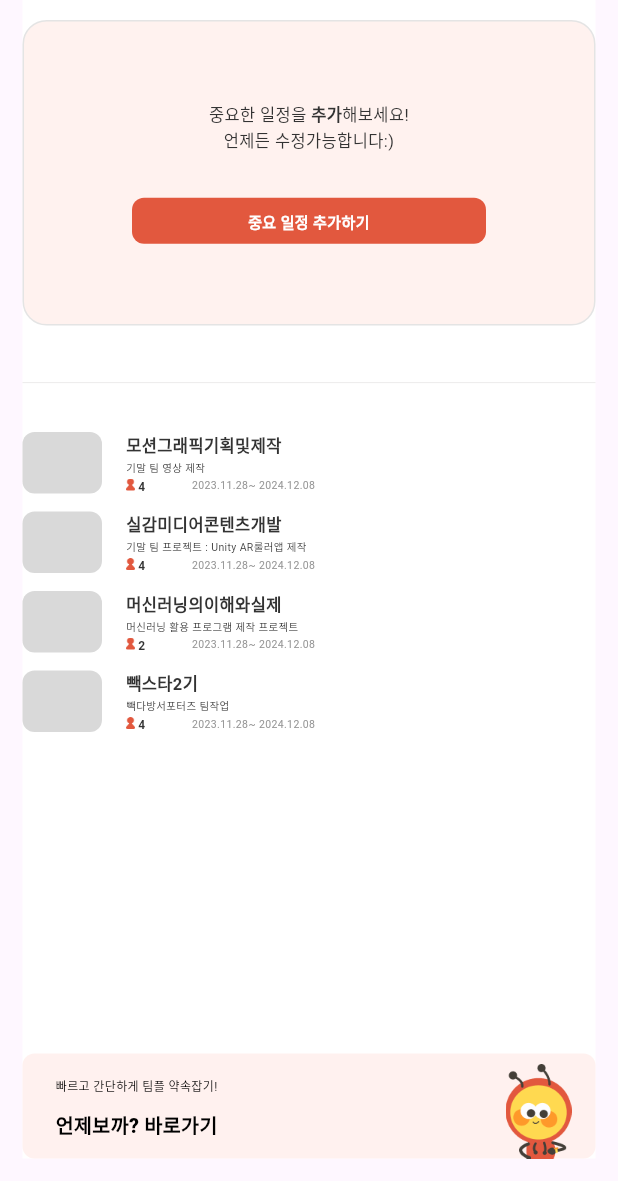
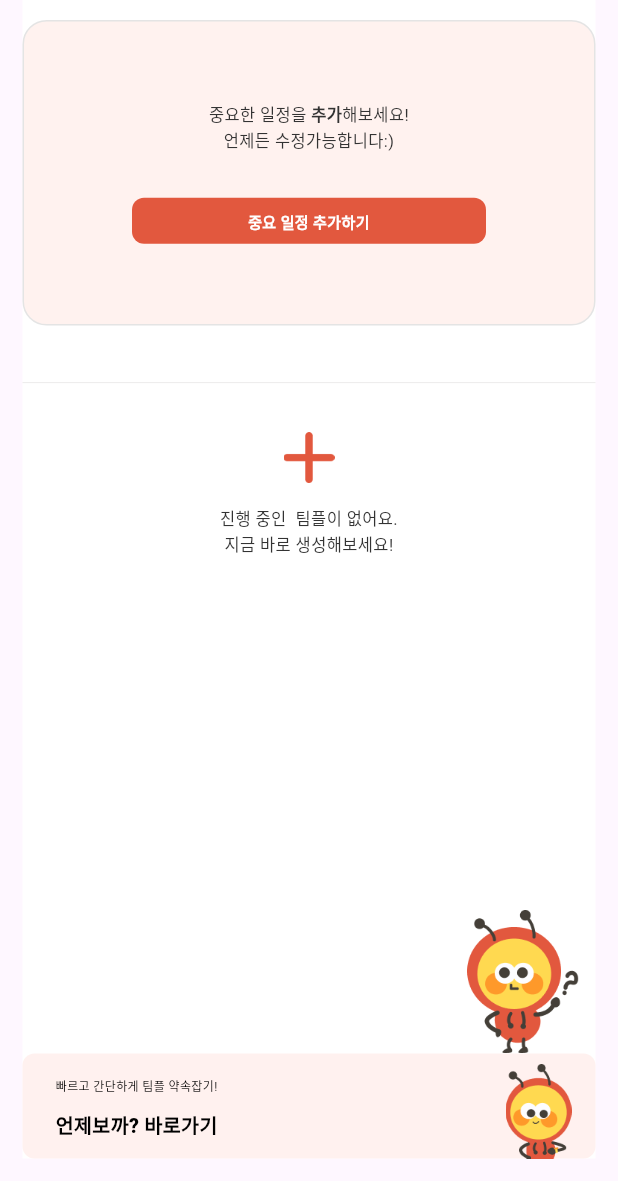
Before and after one commit to we-team-develop/front_weteam, a Flutter app: the Home screen opened directly, on a phone screen of 412 x 824 dp, the part 55-1236 px from its top. Run offline on Flutter 3.47's test engine with Material 3 defaults, Android fonts, the phone set to English and light mode, and no system bars; our stand-ins replace cloud_functions, firebase_auth, firebase_core, flutter_dotenv, get; missing offline and left inert: flutter_naver_login, kakao_flutter_sdk; accounts and stored records are empty; generated files the repository leaves out were written again; Roboto replaces fonts that are missing (NanumGothicOTF, NanumSquare Neo OTF, NanumSquareNeo); project files that could hold a hidden picture were left out.

Commit message:
feat: 팀플 없음 화면

```diff
--- a/lib/data/image_data.dart
+++ b/lib/data/image_data.dart
@@ -44,4 +44,6 @@ class ImagePath {
   static String get bottomBannerIcon => 'assets/images/bottom_banner_icon.png';
   static String get icKebabWhite => 'assets/images/ic_kebab_white.png';
   static String get icPinWhite => 'assets/images/ic_pin_white.png';
+  static String get emptyTimiIcon => 'assets/images/empty_timi_icon.png';
+  static String get icPlus => 'assets/images/ic_plus.png';
 }
--- a/lib/view/home/home.dart
+++ b/lib/view/home/home.dart
@@ -49,9 +49,6 @@ class _HomeState extends State<Home> {
           height: 25,
         ),
         _teamListWidget(),
-        const SizedBox(
-          height: 21,
-        ),
         _bottomBanner(),
       ],
     );
@@ -210,7 +207,55 @@ class _HomeState extends State<Home> {
 
   Widget _teamListWidget() {
     // TODO: 데이터 형식에 맞게 ListView.builder 사용
+    bool isListEmpty = true;
+    if (isListEmpty) {
+      return Expanded(
+          child: SizedBox(
+        width: double.infinity,
+        child: Stack(
+          children: [
+            Positioned(
+              bottom: 0,
+              top: 0,
+              left: 0,
+              right: 0,
+              child: Column(
+                children: [
+                  Image.asset(ImagePath.icPlus, height: 34, width: 34,),
+                  const SizedBox(
+                    height: 15,
+                  ),
+                  const Text(
+                    '진행 중인  팀플이 없어요.\n지금 바로 생성해보세요!',
+                    textAlign: TextAlign.center,
+                    style: TextStyle(
+                      color: Color(0xFF333333),
+                      fontSize: 11,
+                      fontFamily: 'NanumSquareNeo',
+                      fontWeight: FontWeight.w400,
+                      height: 1.5,
+                    ),
+                  )
+                ],
+              ),
+            ),
+            Positioned(
+              right: 10,
+              bottom: 0,
+              child: Image.asset(
+                ImagePath.emptyTimiIcon,
+                width: 75.55,
+                height: 96,
+              ),
+            )
+          ],
+        ),
+      ));
+    }
     return const Expanded(
+        child: Column(
+      children: [
+        Expanded(
           child: SingleChildScrollView(
             child: Column(
               children: [
@@ -240,6 +285,12 @@ class _HomeState extends State<Home> {
                     date: '2023.07.01~ 2024.10.01'),
               ],
             ),
+          ),
+        ),
+        SizedBox(
+          height: 21,
+        ),
+      ],
     ));
   }
 
```
Also changed, not shown: assets/images/empty_timi_icon.png (added), assets/images/ic_plus.png (added). Lines whose indentation alone changed are shown as unchanged.
